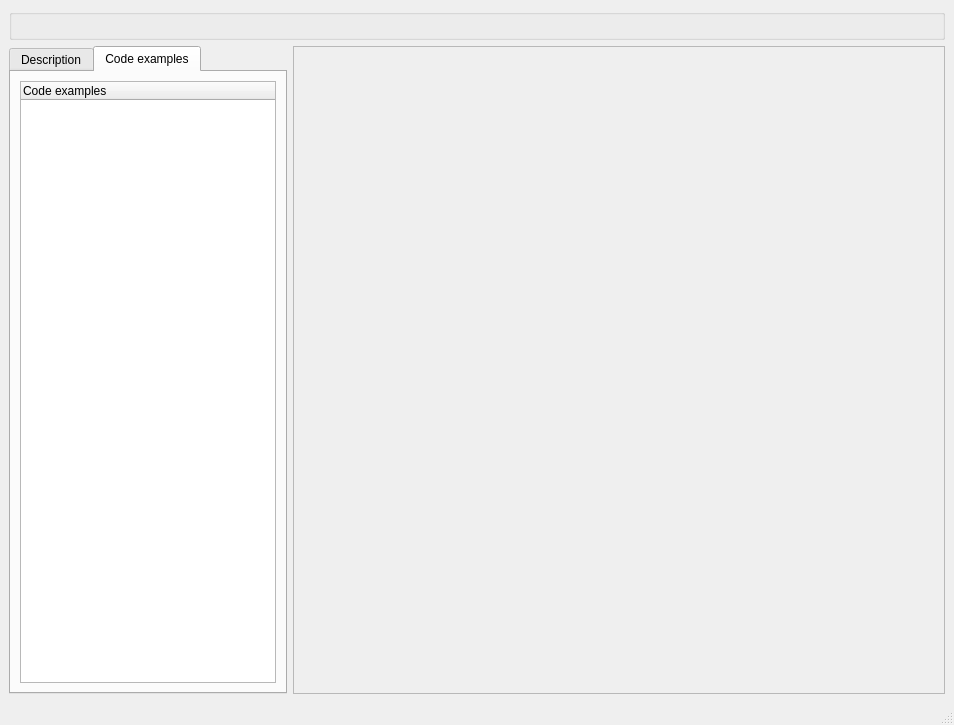
VasylPupok/Library, file mainwindow.ui: the form before one commit.
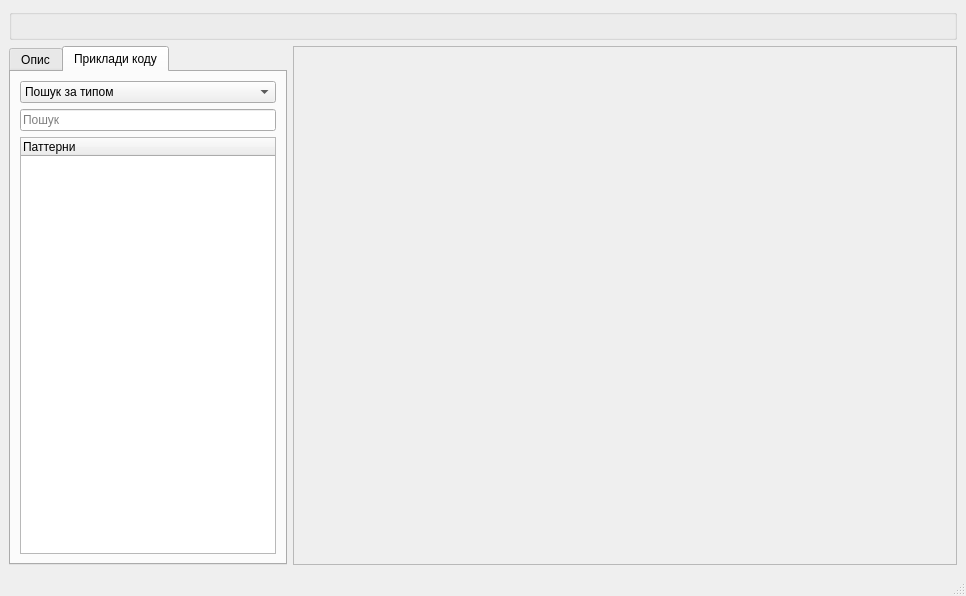
The form after the commit. The open tabs and pages were chosen to show the change. Custom widgets are drawn as their Qt base class.

What changed in the file:
```diff
--- a/mainwindow.ui
+++ b/mainwindow.ui
@@ -6,8 +6,8 @@
    <rect>
     <x>0</x>
     <y>0</y>
-    <width>954</width>
-    <height>725</height>
+    <width>966</width>
+    <height>596</height>
    </rect>
   </property>
   <property name="windowTitle">
@@ -46,7 +46,7 @@
           <bool>false</bool>
          </property>
          <attribute name="title">
-          <string>Description</string>
+          <string>Опис</string>
          </attribute>
          <layout class="QGridLayout" name="gridLayout">
           <item row="0" column="0">
@@ -62,10 +62,50 @@
         </widget>
         <widget class="QWidget" name="codeExamplesTab">
          <attribute name="title">
-          <string>Code examples</string>
+          <string>Приклади коду</string>
          </attribute>
          <layout class="QGridLayout" name="gridLayout_2">
-          <item row="0" column="0">
+          <item row="1" column="0">
+           <layout class="QVBoxLayout" name="searchWidget">
+            <item>
+             <widget class="QComboBox" name="filterTypeSelector">
+              <item>
+               <property name="text">
+                <string>Пошук за типом</string>
+               </property>
+              </item>
+              <item>
+               <property name="text">
+                <string>Пошук за ім'ям</string>
+               </property>
+              </item>
+              <item>
+               <property name="text">
+                <string>Пошук за мовою програмування</string>
+               </property>
+              </item>
+              <item>
+               <property name="text">
+                <string>Пошук за іменем проекту</string>
+               </property>
+              </item>
+              <item>
+               <property name="text">
+                <string>Пошук за іменем файлу</string>
+               </property>
+              </item>
+             </widget>
+            </item>
+            <item>
+             <widget class="QLineEdit" name="sourcesSearchLine">
+              <property name="placeholderText">
+               <string>Пошук</string>
+              </property>
+             </widget>
+            </item>
+           </layout>
+          </item>
+          <item row="6" column="0">
            <widget class="ExampleTab" name="examplesTree">
             <property name="sizePolicy">
              <sizepolicy hsizetype="MinimumExpanding" vsizetype="MinimumExpanding">
@@ -75,7 +115,7 @@
             </property>
             <column>
              <property name="text">
-              <string>Code examples</string>
+              <string>Паттерни</string>
              </property>
             </column>
            </widget>
```
Left out of the diff: 15 changed lines with no effect on the pictures.
